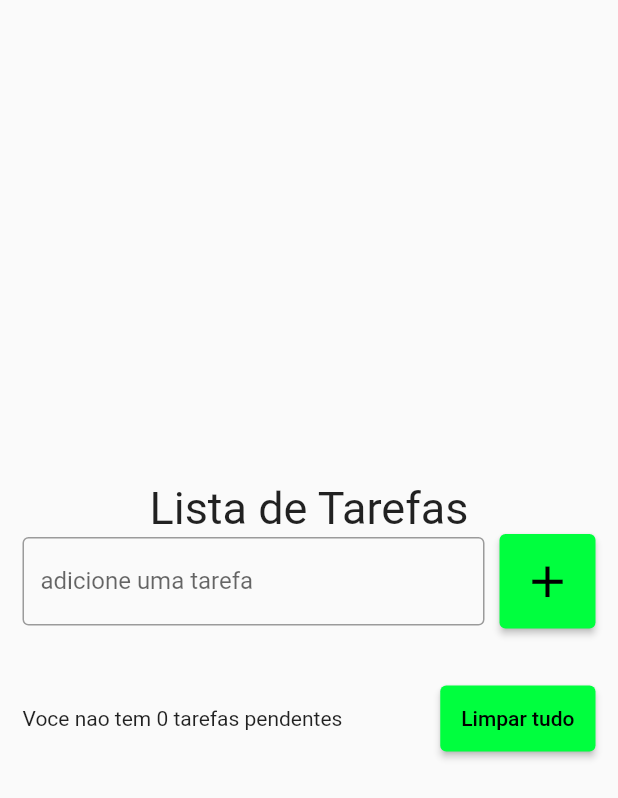
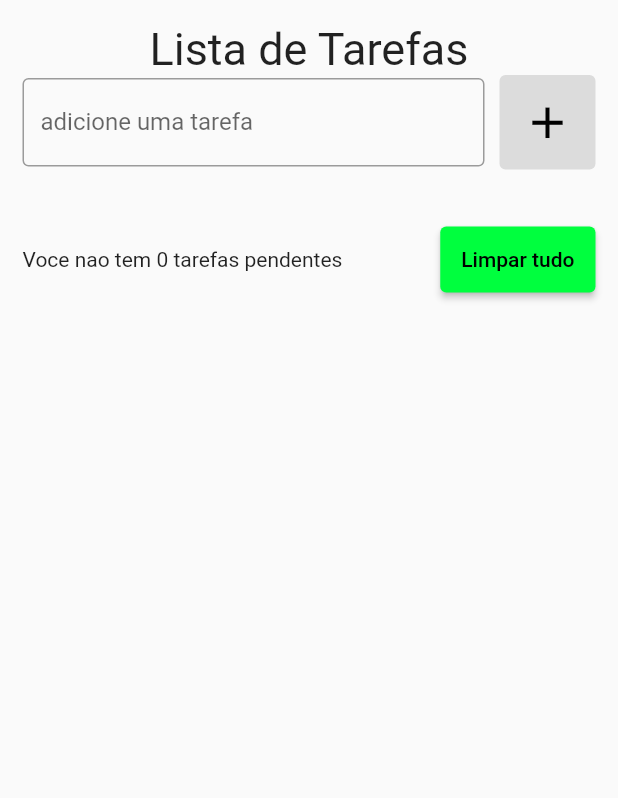
Before and after one commit to LuanF3lip3/lista_de_tarefas, a Flutter app: the screen it shows after launch, on a phone screen of 412 x 824 dp. Shown: the top 798 px of the screen. Run offline on Flutter 3.47's test engine with Material 2 defaults, Android fonts, the phone set to English and light mode, and no system bars; our stand-ins replace flutter_slidable.

Commit message:
correcao erros 13-04-2022

```diff
--- a/lib/pages/tudo_list_page.dart
+++ b/lib/pages/tudo_list_page.dart
@@ -9,18 +9,20 @@ class ToDoListPage extends StatefulWidget {
   State<ToDoListPage> createState() => _ToDoListPageState();
 }
 
-final TextEditingController toDoController = TextEditingController();
-List<Todo> ToDos = [];
-bool textIsEnpty = false;
+class _ToDoListPageState extends State<ToDoListPage> {
 
+  final TextEditingController toDoController = TextEditingController();
+  List<Todo> toDos = [];
+  String textField = "";
 
-class _ToDoListPageState extends State<ToDoListPage> {
   @override
   Widget build(BuildContext context) {
     return SafeArea(child:
      Scaffold(
       body: Center(
-        child:Expanded(
+        child:Container(
+          width: MediaQuery.of(context).size.width,
+          height: MediaQuery.of(context).size.height,
           child: Padding(
             padding: EdgeInsets.all(15),
             child: Column(
@@ -29,7 +31,11 @@ class _ToDoListPageState extends State<ToDoListPage> {
               style: TextStyle(fontSize: 30),),
                 Row(children:[ Expanded(
                  child:TextField(
-
+                    onChanged: (value) {
+                      setState(() {
+                        textField = value;
+                      });
+                    },
                    controller: toDoController,
                 decoration: InputDecoration(
                border: OutlineInputBorder(),
@@ -39,12 +45,11 @@ class _ToDoListPageState extends State<ToDoListPage> {
             ),
           ),
           SizedBox(width: 10,),
-        ElevatedButton(onPressed: (){
-          String text = toDoController.text;
-          textIsEnpty ? null :
+        ElevatedButton(onPressed: textField.isEmpty ? null : (){
           setState(() {
-            Todo newtodo = Todo(title: text, dateTime: DateTime.now(),);
-          ToDos.add(newtodo);
+            Todo newtodo = Todo(title: toDoController.text, dateTime: DateTime.now(),);
+            toDos.add(newtodo);
+            textField = "";
           });
           toDoController.clear();
         },
@@ -64,10 +69,8 @@ class _ToDoListPageState extends State<ToDoListPage> {
             child:ListView(
             shrinkWrap: true,
             children: [
-              for (Todo toDo in ToDos)
-              TodosListItem(todo: toDo,
-              onDelete: onDelete,
-              ),
+              for (Todo toDo in toDos)
+                TodosListItem(todo: toDo, onDelete: onDelete,),
           SizedBox(height: 18,)
              ]
             )
@@ -75,7 +78,7 @@ class _ToDoListPageState extends State<ToDoListPage> {
           Row(
             children: [
               Expanded(
-                child:Text('Voce nao tem ${ToDos.length} tarefas pendentes'),
+                child:Text('Voce nao tem ${toDos.length} tarefas pendentes'),
               ),
             ElevatedButton(onPressed:
               showDeleteTodosConfimationDialog,
@@ -107,7 +110,7 @@ class _ToDoListPageState extends State<ToDoListPage> {
       content: Text('!!!!CUIDADO!!!!'),
       actions: [TextButton(onPressed: (() {
         setState(() {
-        ToDos.clear();
+        toDos.clear();
         });
       Navigator.of(context).pop();
       }),
@@ -126,7 +129,7 @@ class _ToDoListPageState extends State<ToDoListPage> {
 
    void onDelete(Todo todo) {
       setState(() {
-      ToDos.remove(todo);
+        toDos.remove(todo);
       });
     }
 
--- a/lib/widgets/todos_list_item.dart
+++ b/lib/widgets/todos_list_item.dart
@@ -19,7 +19,7 @@ class TodosListItem extends StatelessWidget {
     children: [
         SlidableAction(
         spacing: 7,
-        onPressed: onDelete(todo) ,
+        onPressed: (_) => onDelete(todo),
         backgroundColor: Color.fromARGB(255, 248, 6, 6),
         foregroundColor: Colors.white,
         icon: Icons.delete,
```
